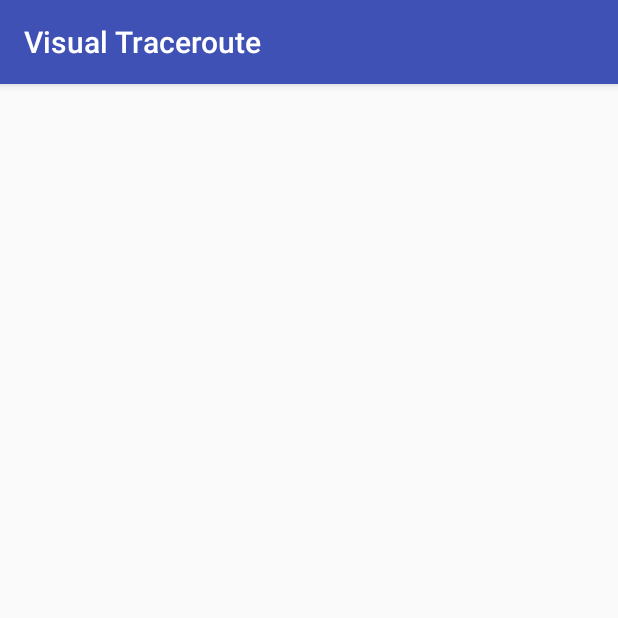
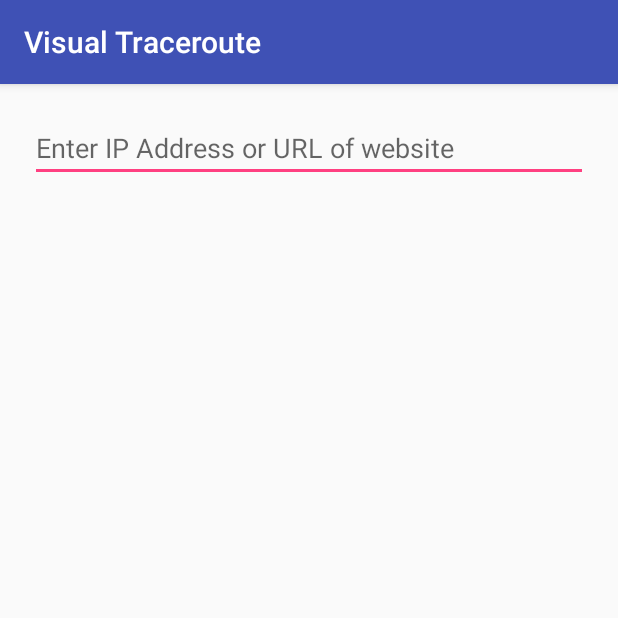
Before and after one commit to sarbajitsaha/Visual-Traceroute, an Android app: the MainActivity screen opened directly, with no data from a screen before it, on a phone screen of 412 x 824 dp, the top half of it. Run offline under Robolectric (Android 15) with nearby library versions, the phone set to English and light mode, and no system bars.

Commit message:
added input

```diff
--- a/app/src/main/res/layout/activity_main.xml
+++ b/app/src/main/res/layout/activity_main.xml
@@ -1,9 +1,17 @@
 <?xml version="1.0" encoding="utf-8"?>
-<android.support.constraint.ConstraintLayout xmlns:android="http://schemas.android.com/apk/res/android"
+<RelativeLayout xmlns:android="http://schemas.android.com/apk/res/android"
     xmlns:app="http://schemas.android.com/apk/res-auto"
     xmlns:tools="http://schemas.android.com/tools"
     android:layout_width="match_parent"
     android:layout_height="match_parent"
     tools:context="com.saha.arun.visualtraceroute.MainActivity">
 
-</android.support.constraint.ConstraintLayout>
+    <EditText
+        android:layout_margin="20dp"
+        android:id="@+id/input"
+        android:layout_width="match_parent"
+        android:layout_height="wrap_content"
+        android:ems="10"
+        android:inputType="text"
+        android:hint="@string/input_hint" />
+</RelativeLayout>
```
